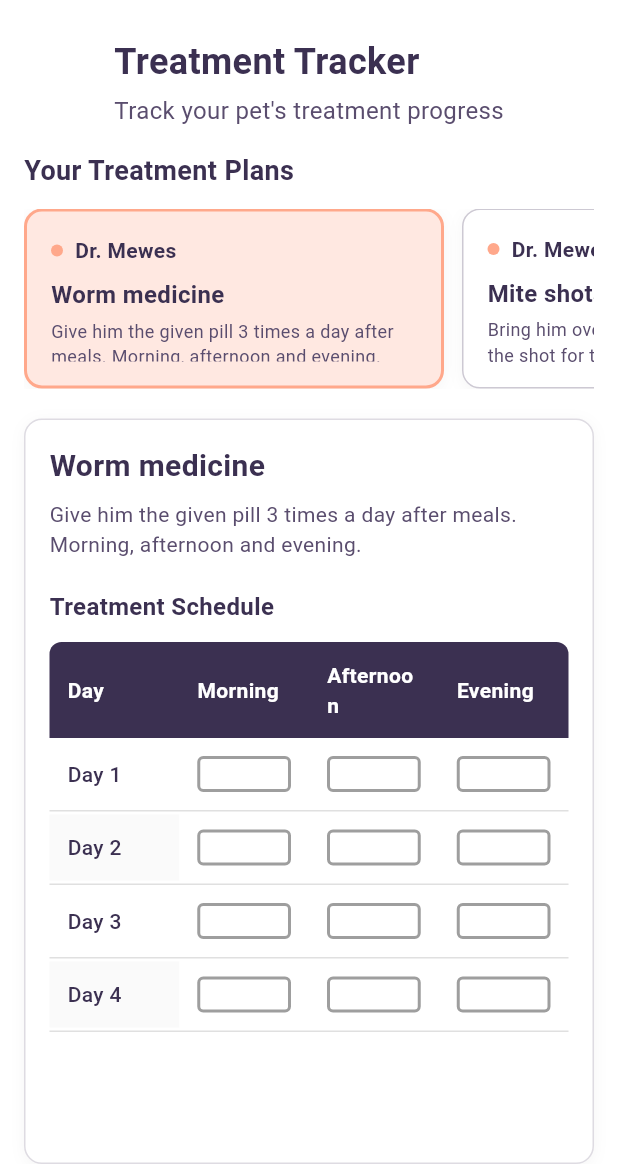
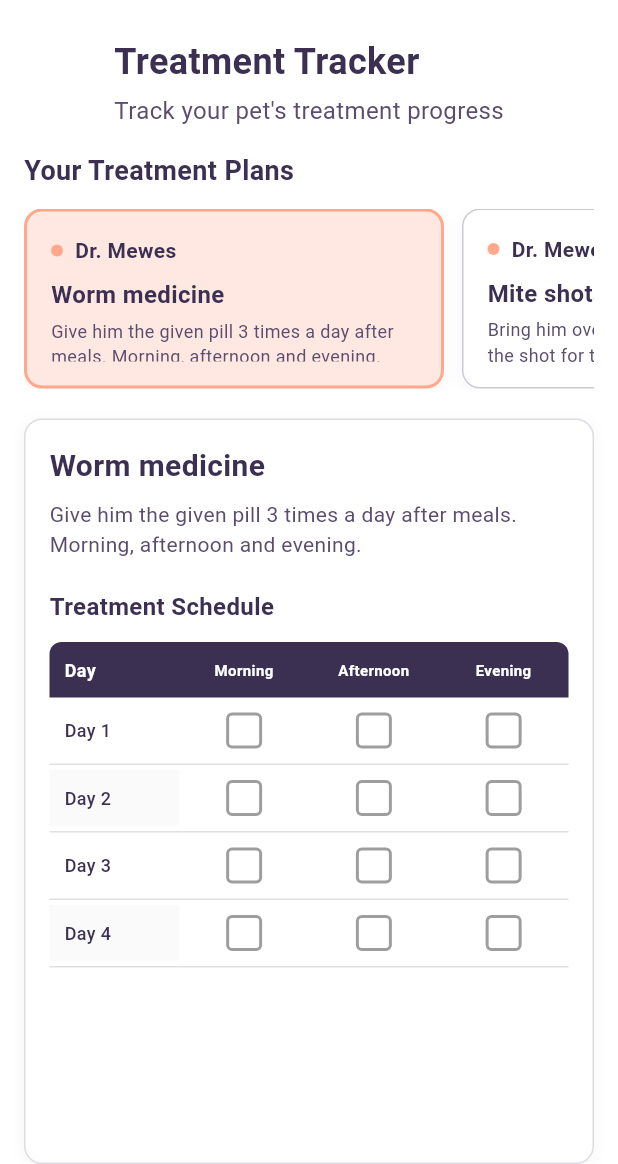
Before and after one commit to lochhapu/petpal-mobile-frontend, a Flutter app: the TreatmentTrackerPage screen opened directly, after a tap on "Dr. Mewes", on a phone screen of 412 x 824 dp, the part 72-1236 px from its top. Run offline on Flutter 3.47's test engine with Material 3 defaults, Android fonts, the phone set to English and light mode, and no system bars.

Commit message:
fixed wrapping text on tracker

```diff
--- a/lib/features/medical/pages/treatment_tracker_page.dart
+++ b/lib/features/medical/pages/treatment_tracker_page.dart
@@ -413,53 +413,60 @@
                 topRight: Radius.circular(8),
               ),
             ),
-            child: const Row(
+            child: Row(
               children: [
                 Expanded(
                   child: Padding(
-                    padding: EdgeInsets.all(12),
+                    padding: const EdgeInsets.all(10), // Reduced padding
                     child: Text(
                       'Day',
                       style: TextStyle(
                         color: Colors.white,
                         fontWeight: FontWeight.bold,
+                        fontSize: 12, // Reduced from 14
                       ),
                     ),
                   ),
                 ),
                 Expanded(
                   child: Padding(
-                    padding: EdgeInsets.all(12),
+                    padding: const EdgeInsets.all(10), // Reduced padding
                     child: Text(
                       'Morning',
                       style: TextStyle(
                         color: Colors.white,
                         fontWeight: FontWeight.bold,
+                        fontSize: 10, // Reduced from 12
                       ),
+                      textAlign: TextAlign.center,
                     ),
                   ),
                 ),
                 Expanded(
                   child: Padding(
-                    padding: EdgeInsets.all(12),
+                    padding: const EdgeInsets.all(10), // Reduced padding
                     child: Text(
                       'Afternoon',
                       style: TextStyle(
                         color: Colors.white,
                         fontWeight: FontWeight.bold,
+                        fontSize: 10, // Reduced from 12
                       ),
+                      textAlign: TextAlign.center,
                     ),
                   ),
                 ),
                 Expanded(
                   child: Padding(
-                    padding: EdgeInsets.all(12),
+                    padding: const EdgeInsets.all(10), // Reduced padding
                     child: Text(
                       'Evening',
                       style: TextStyle(
                         color: Colors.white,
                         fontWeight: FontWeight.bold,
+                        fontSize: 10, // Reduced from 12
                       ),
+                      textAlign: TextAlign.center,
                     ),
                   ),
                 ),
@@ -483,7 +490,7 @@
                     children: [
                       Expanded(
                         child: Container(
-                          padding: const EdgeInsets.all(12),
+                          padding: const EdgeInsets.all(10), // Reduced padding
                           color: index % 2 == 0
                               ? Colors.white
                               : Colors.grey[50],
@@ -492,37 +499,44 @@
                             style: const TextStyle(
                               fontWeight: FontWeight.w500,
                               color: AppColors.primaryColor,
+                              fontSize: 12, // Reduced from 14
                             ),
                           ),
                         ),
                       ),
                       Expanded(
                         child: Padding(
-                          padding: const EdgeInsets.all(12),
+                          padding: const EdgeInsets.all(10), // Reduced padding
                           child: GestureDetector(
                             onTap: () =>
                                 _updateTreatmentProgress(index, 'morning'),
-                            child: _buildCheckbox(day['morning']),
+                            child: Center(
+                              child: _buildCheckbox(day['morning']),
+                            ),
                           ),
                         ),
                       ),
                       Expanded(
                         child: Padding(
-                          padding: const EdgeInsets.all(12),
+                          padding: const EdgeInsets.all(10), // Reduced padding
                           child: GestureDetector(
                             onTap: () =>
                                 _updateTreatmentProgress(index, 'afternoon'),
-                            child: _buildCheckbox(day['afternoon']),
+                            child: Center(
+                              child: _buildCheckbox(day['afternoon']),
+                            ),
                           ),
                         ),
                       ),
                       Expanded(
                         child: Padding(
-                          padding: const EdgeInsets.all(12),
+                          padding: const EdgeInsets.all(10), // Reduced padding
                           child: GestureDetector(
                             onTap: () =>
                                 _updateTreatmentProgress(index, 'evening'),
-                            child: _buildCheckbox(day['evening']),
+                            child: Center(
+                              child: _buildCheckbox(day['evening']),
+                            ),
                           ),
                         ),
                       ),
--- a/pubspec.yaml
+++ b/pubspec.yaml
@@ -87,3 +87,7 @@
   #
   # For details regarding fonts from package dependencies,
   # see https://flutter.dev/to/font-from-package
+  assets:
+    - assets/images/vets/
+    - assets/images/doctors/
+    - assets/images/pets/
```
Also changed, not shown: lib/core/data/mock_images.dart (added, +29 -0 lines), lib/features/medical/pages/treatment_detail_page.dart (+26 -37 lines), assets/images/vets/vet1.jpg (added), assets/images/vets/vet2.jpg (added), assets/images/vets/vet3.jpg (added).
